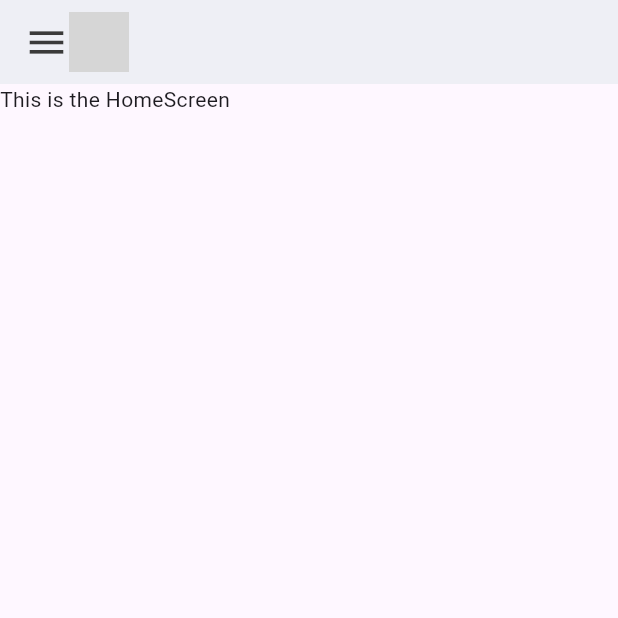
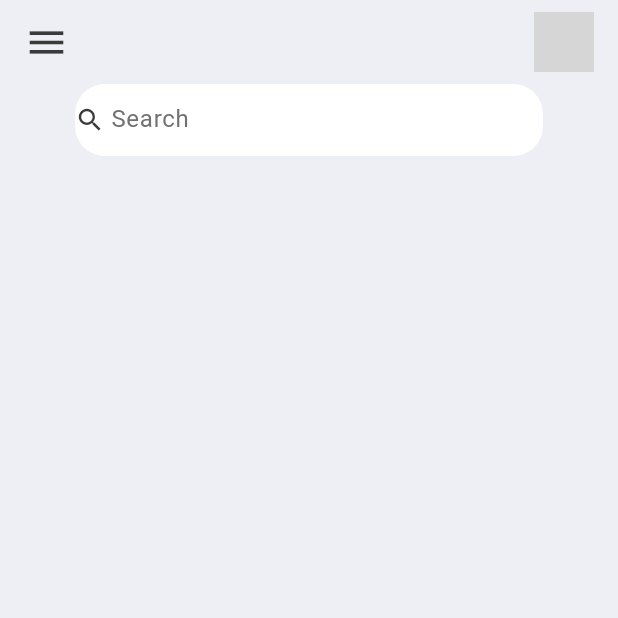
Before and after one commit to Odhi-ambo/to_do_app, a Flutter app: the screen it shows after launch, on a phone screen of 412 x 824 dp, the top half of it. Run offline on Flutter 3.47's test engine with Material 3 defaults, Android fonts, the light colour scheme and no system bars; grey boxes are pictures that could not be loaded.

Commit message:
initial commit starting the build

```diff
--- a/lib/screens/home.dart
+++ b/lib/screens/home.dart
@@ -2,14 +2,56 @@
 import 'package:to_do_app_fl/constants/colors.dart';
 
 class Home extends StatelessWidget {
-  const Home({Key? key}) : super(key:key);
+  const Home({super.key});
 
   @override
   Widget build(BuildContext context) {
     return Scaffold(
-      appBar: AppBar(
       backgroundColor: tdBGColor,
-        title: Row(children: [
+      appBar: _buildAppBar(),
+      body: Container(
+        padding: EdgeInsets.symmetric(horizontal: 50),
+
+          child: Column(children: [
+            Container(
+              decoration: BoxDecoration(
+                color: Colors.white,
+                borderRadius: BorderRadius.circular(20)
+              ),
+              child: TextField(
+                decoration: InputDecoration(
+                  contentPadding: EdgeInsets.all(0),
+                  prefixIcon: Icon(
+                    Icons.search,
+                    color: tdBlack,
+                    size: 20,
+                  ),
+                  prefixIconConstraints: BoxConstraints(
+                    maxHeight: 20,
+                    minHeight: 25,
+
+                  ),
+                  border: InputBorder.none,
+                  hintText: 'Search',
+                  hintStyle: TextStyle(color: tdGrey),
+
+                ),
+              ),
+              ),
+          ],
+          ),
+        ),
+
+    );
+  }
+
+  AppBar _buildAppBar() {
+    return AppBar(
+      backgroundColor: tdBGColor,
+      elevation: 0,
+      title: Row(
+        mainAxisAlignment: MainAxisAlignment.spaceBetween,
+        children: [
           Icon(
             Icons.menu,
             color: tdBlack,
@@ -19,13 +61,11 @@
             height: 40,
             width: 40,
             child: ClipRRect(
+              borderRadius: BorderRadius.circular(20),
               child: Image.asset('assets/images/pngtree-vector-avatar-icon-png-image_695765.jpg'),
             ),
-            )
-        ]),
           ),
-      body: Container(
-        child: Text('This is the HomeScreen'),
+        ],
       ),
     );
   }
```
Lines whose indentation alone changed are shown as unchanged.
